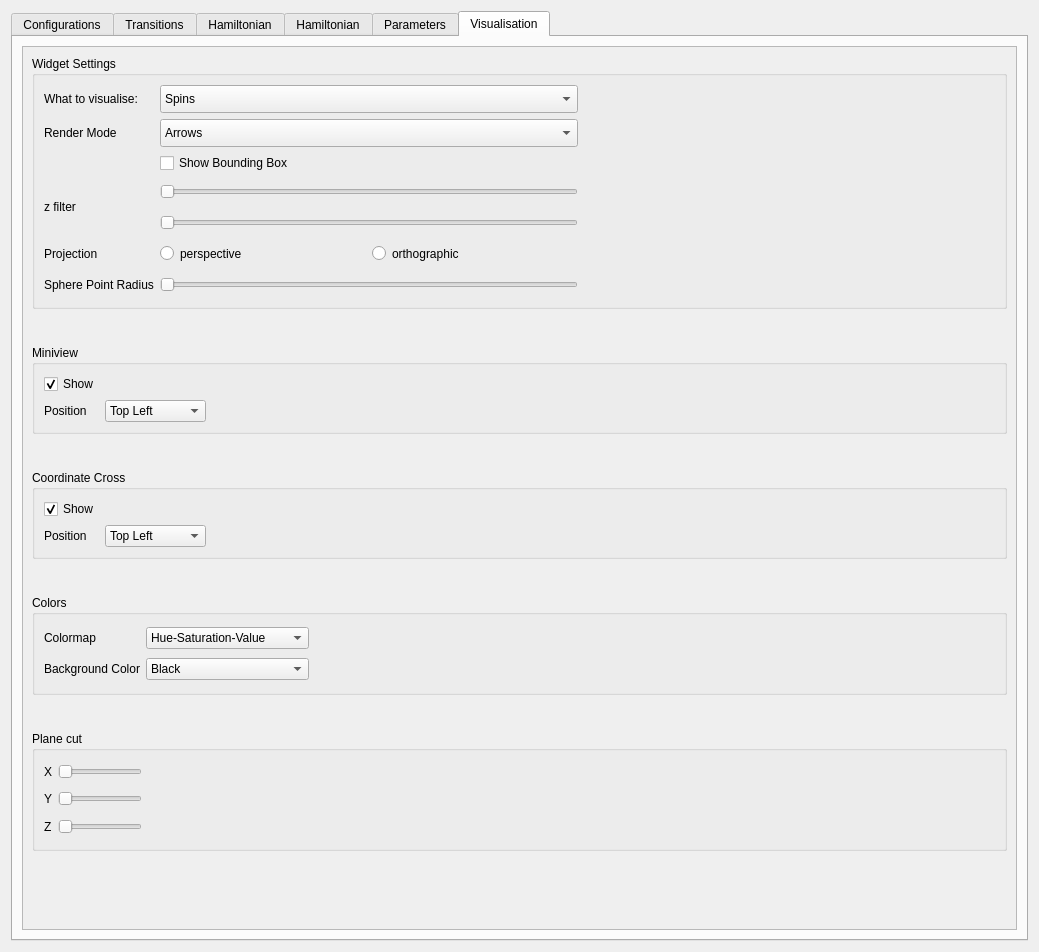
Before: the Qt Designer form ui-qt/ui/SettingsWidget.ui in spirit-code/spirit, drawn with Qt 5.
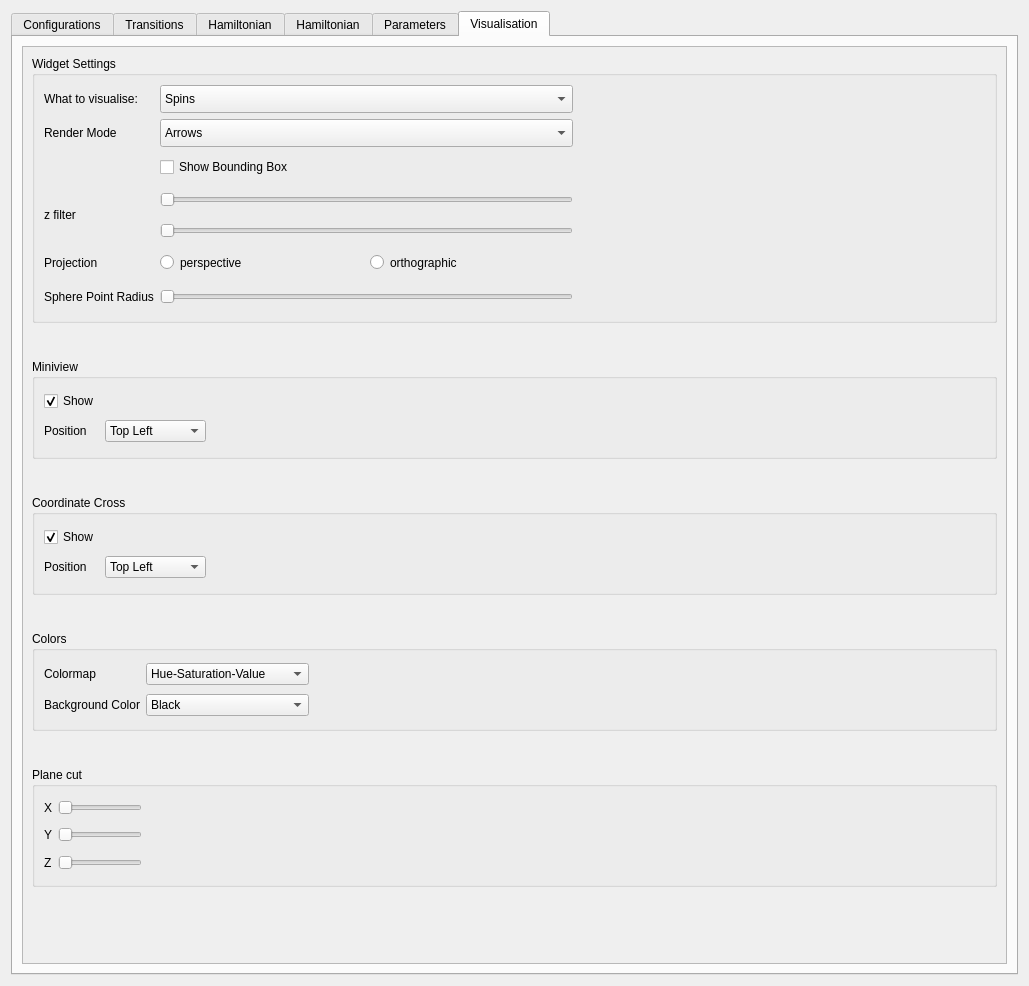
After: the same form once the commit is applied. The open tabs and pages were chosen to show the change.

Commit message: Small improvements to SettingsWidget. Changed a few minimumHeight values so that UI elements in visualisation tab wont overlap.

```diff
--- a/ui-qt/ui/SettingsWidget.ui
+++ b/ui-qt/ui/SettingsWidget.ui
@@ -6,8 +6,8 @@
    <rect>
     <x>0</x>
     <y>0</y>
-    <width>1039</width>
-    <height>952</height>
+    <width>1029</width>
+    <height>986</height>
    </rect>
   </property>
   <property name="minimumSize">
@@ -2860,8 +2860,8 @@
            <rect>
             <x>0</x>
             <y>0</y>
-            <width>983</width>
-            <height>879</height>
+            <width>973</width>
+            <height>913</height>
            </rect>
           </property>
           <layout class="QVBoxLayout" name="verticalLayout_4">
@@ -2870,7 +2870,7 @@
              <property name="minimumSize">
               <size>
                <width>0</width>
-               <height>100</height>
+               <height>250</height>
               </size>
              </property>
              <property name="title">
@@ -2892,6 +2892,12 @@
               </item>
               <item row="3" column="0">
                <widget class="QLabel" name="label_36">
+                <property name="minimumSize">
+                 <size>
+                  <width>0</width>
+                  <height>28</height>
+                 </size>
+                </property>
                 <property name="text">
                  <string>z filter</string>
                 </property>
@@ -3026,6 +3032,12 @@
               </item>
               <item row="4" column="0">
                <widget class="QLabel" name="label_46">
+                <property name="minimumSize">
+                 <size>
+                  <width>0</width>
+                  <height>28</height>
+                 </size>
+                </property>
                 <property name="text">
                  <string>Projection</string>
                 </property>
@@ -3046,6 +3058,12 @@
               </item>
               <item row="5" column="0">
                <widget class="QLabel" name="label_47">
+                <property name="minimumSize">
+                 <size>
+                  <width>0</width>
+                  <height>28</height>
+                 </size>
+                </property>
                 <property name="text">
                  <string>Sphere Point Radius</string>
                 </property>
@@ -3053,6 +3071,12 @@
               </item>
               <item row="2" column="5">
                <widget class="QCheckBox" name="checkBox_showBoundingBox">
+                <property name="minimumSize">
+                 <size>
+                  <width>0</width>
+                  <height>28</height>
+                 </size>
+                </property>
                 <property name="text">
                  <string>Show Bounding Box</string>
                 </property>
@@ -3079,6 +3103,12 @@
            </item>
            <item>
             <widget class="QGroupBox" name="groupBox_9">
+             <property name="minimumSize">
+              <size>
+               <width>0</width>
+               <height>100</height>
+              </size>
+             </property>
              <property name="title">
               <string>Miniview</string>
              </property>
@@ -3158,6 +3188,12 @@
            </item>
            <item>
             <widget class="QGroupBox" name="groupBox_10">
+             <property name="minimumSize">
+              <size>
+               <width>0</width>
+               <height>100</height>
+              </size>
+             </property>
              <property name="title">
               <string>Coordinate Cross</string>
              </property>
```
Left out of the diff: 32 changed lines with no effect on the pictures.
